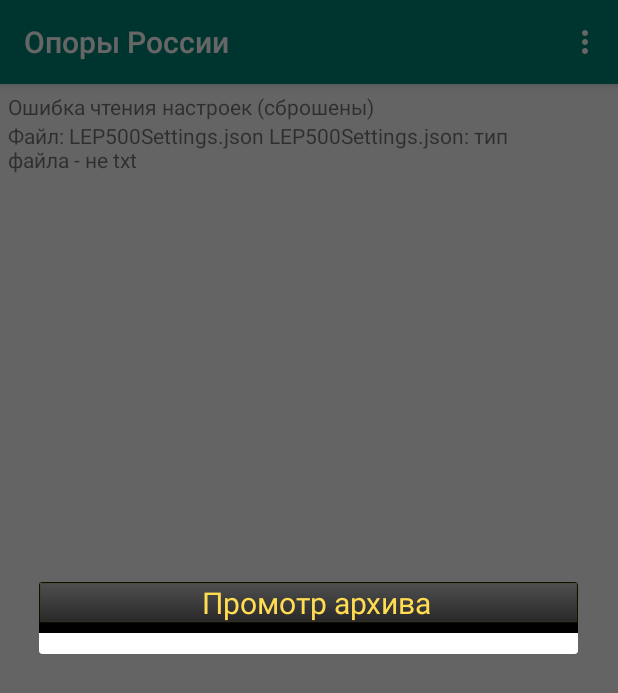
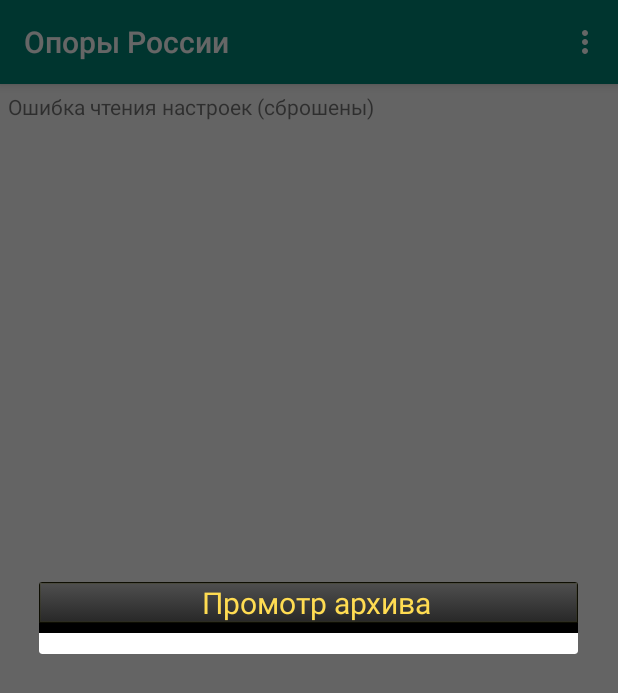
Before and after one commit to romanow-nsk/lep500, an Android app: the screen it shows after launch (MainActivity), in the options menu, after a tap on "Архив", on a phone screen of 412 x 824 dp. Shown: the top 693 px of the screen. Run offline under Robolectric (Android 15) with nearby library versions, the phone set to English and light mode, and no system bars; libraries missing offline, so code that uses them is left out: org.apache.commons, romanow.snn_simulator.fft, romanow.snn_simulator.layer; 1 statement that could not run was skipped.

```diff
--- a/app/src/main/java/me/romanow/lep500/MainActivity.java
+++ b/app/src/main/java/me/romanow/lep500/MainActivity.java
@@ -581,6 +581,8 @@
         archive.fileList.clear();
         for(String ss : ff.list()){
             FileDescription dd = new FileDescription(ss);
+            if (!dd.originalFileName.toUpperCase().endsWith(".TXT"))
+                continue;
             String zz = dd.parseFromName();
             if (zz!=null)
                 addToLog("Файл: "+ss+" "+zz);
```
